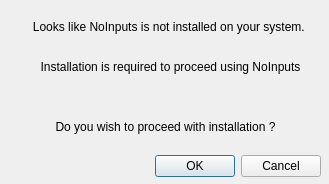
minaolenpavel/NoInputsGUI, file install_dialog.ui: the form before one commit.
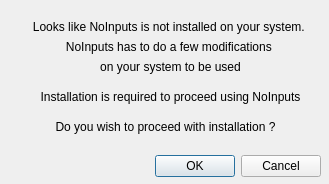
The form after the commit.

```diff
--- a/install_dialog.ui
+++ b/install_dialog.ui
@@ -49,7 +49,7 @@
    <property name="geometry">
     <rect>
      <x>-20</x>
-     <y>60</y>
+     <y>90</y>
      <width>381</width>
      <height>21</height>
     </rect>
@@ -77,6 +77,38 @@
     <set>Qt::AlignmentFlag::AlignHCenter|Qt::AlignmentFlag::AlignTop</set>
    </property>
   </widget>
+  <widget class="QLabel" name="label_4">
+   <property name="geometry">
+    <rect>
+     <x>-20</x>
+     <y>40</y>
+     <width>381</width>
+     <height>21</height>
+    </rect>
+   </property>
+   <property name="text">
+    <string>NoInputs has to do a few modifications </string>
+   </property>
+   <property name="alignment">
+    <set>Qt::AlignmentFlag::AlignHCenter|Qt::AlignmentFlag::AlignTop</set>
+   </property>
+  </widget>
+  <widget class="QLabel" name="label_5">
+   <property name="geometry">
+    <rect>
+     <x>-20</x>
+     <y>60</y>
+     <width>381</width>
+     <height>21</height>
+    </rect>
+   </property>
+   <property name="text">
+    <string>on your system to be used</string>
+   </property>
+   <property name="alignment">
+    <set>Qt::AlignmentFlag::AlignHCenter|Qt::AlignmentFlag::AlignTop</set>
+   </property>
+  </widget>
  </widget>
  <resources/>
  <connections>
```
